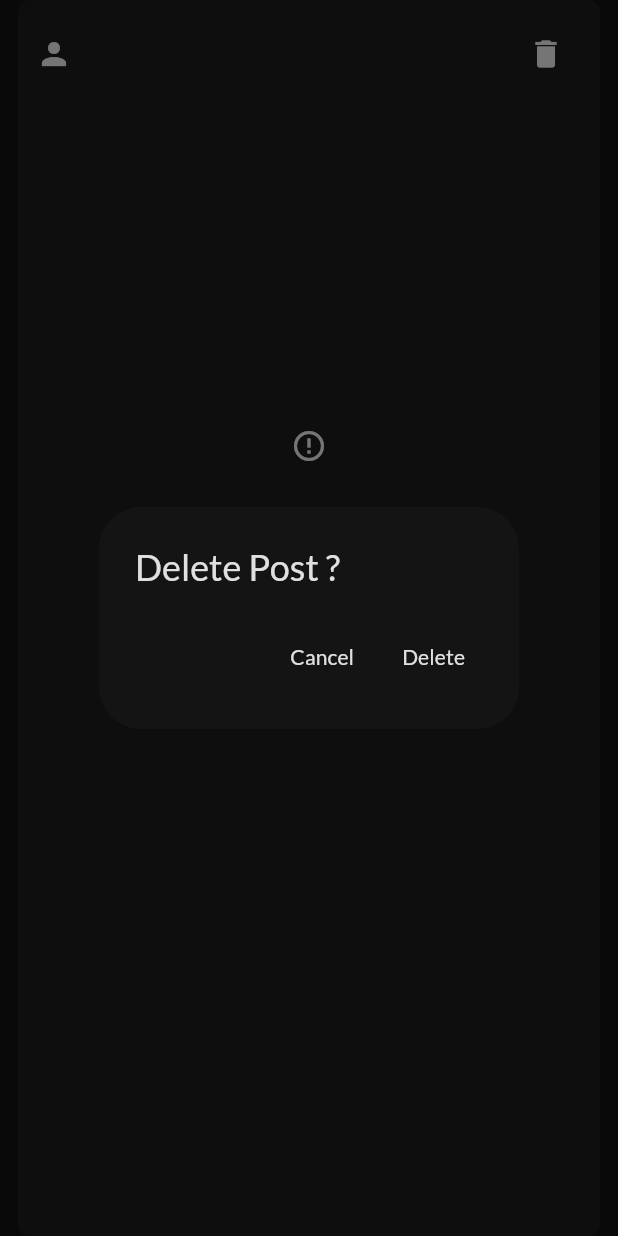
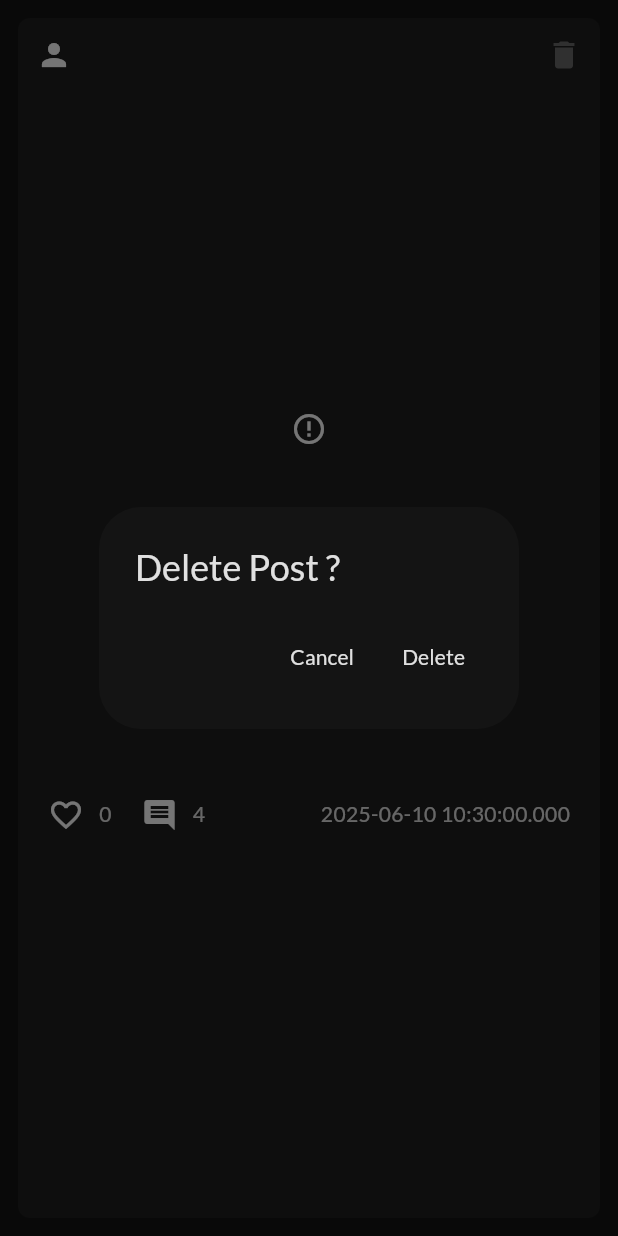
Before and after one commit to 0xAhmd/graph, a Flutter app: the PostTile widget shown alone on an empty page, opened directly with empty values, after a tap on the "delete" icon, on a phone screen of 412 x 824 dp. Run offline on Flutter 3.47's test engine with Material 3 defaults, Android fonts, the phone set to English and light mode, and no system bars; drawn by our look-alikes of cached_network_image; our stand-ins replace bloc, cloud_firestore, firebase_auth, firebase_core, flutter_bloc, flutter_dotenv and 4 more; accounts and stored records are empty; generated files the repository leaves out were written again; network calls fail.

Commit message:
post tile done

```diff
--- a/lib/features/posts/presentation/widgets/post_tile.dart
+++ b/lib/features/posts/presentation/widgets/post_tile.dart
@@ -93,7 +93,7 @@ class _PostTileState extends State<PostTile> {
   @override
   Widget build(BuildContext context) {
     return Container(
-      margin: const EdgeInsets.symmetric(horizontal: 12),
+      margin: const EdgeInsets.symmetric(horizontal: 12, vertical: 12),
       decoration: BoxDecoration(
         borderRadius: BorderRadius.circular(8),
         color: Theme.of(context).colorScheme.secondary,
@@ -128,14 +128,18 @@ class _PostTileState extends State<PostTile> {
                 Text(
                   widget.post.userName,
                   style: TextStyle(
+                    fontSize: 18,
                     color: Theme.of(context).colorScheme.inversePrimary,
                   ),
                 ),
                 const Spacer(),
                 if (isOwnPost)
-                  IconButton(
-                    onPressed: showOptions,
-                    icon: const Icon(Icons.delete),
+                  GestureDetector(
+                    onTap: showOptions,
+                    child: Icon(
+                      color: Theme.of(context).colorScheme.primary,
+                      Icons.delete,
+                    ),
                   ),
               ],
             ),
@@ -150,6 +154,41 @@ class _PostTileState extends State<PostTile> {
             errorWidget: (context, url, error) =>
                 const Icon(Icons.error_outline),
           ),
+
+          // buttons + time
+          Padding(
+            padding: const EdgeInsets.all(20.0),
+            child: Row(
+              children: [
+                const Icon(Icons.favorite_border),
+                const SizedBox(width: 10),
+
+                Text(
+                  '0',
+                  style: TextStyle(
+                    color: Theme.of(context).colorScheme.inversePrimary,
+                  ),
+                ),
+                const SizedBox(width: 20),
+                const Icon(Icons.comment),
+                const SizedBox(width: 10),
+
+                Text(
+                  '4',
+                  style: TextStyle(
+                    color: Theme.of(context).colorScheme.inversePrimary,
+                  ),
+                ),
+                const Spacer(),
+                Text(
+                  widget.post.timeStamp.toString(),
+                  style: TextStyle(
+                    color: Theme.of(context).colorScheme.inversePrimary,
+                  ),
+                ),
+              ],
+            ),
+          ),
         ],
       ),
     );
--- a/lib/features/profile/presentation/pages/edit_profile_page.dart
+++ b/lib/features/profile/presentation/pages/edit_profile_page.dart
@@ -135,9 +135,15 @@ class _EditProfilePageState extends State<EditProfilePage> {
             ),
           ),
           const SizedBox(height: 30),
-          const Padding(
-            padding: EdgeInsets.only(left: 25),
-            child: Text('Bio', style: TextStyle(fontSize: 18)),
+          Padding(
+            padding: const EdgeInsets.only(left: 25),
+            child: Text(
+              'Bio',
+              style: TextStyle(
+                fontSize: 18,
+                color: Theme.of(context).colorScheme.primary,
+              ),
+            ),
           ),
           const SizedBox(height: 10),
           CustomTextField(
```
